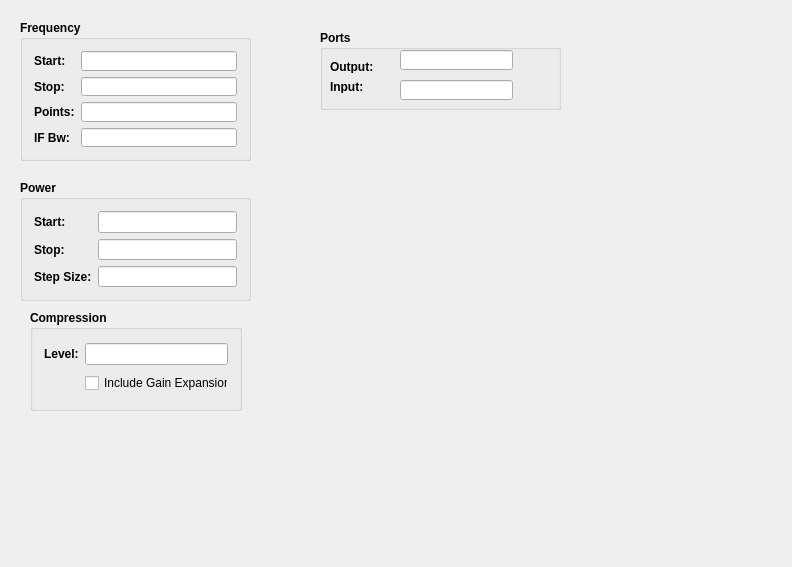
Terrabits/PACompressionTest, file Application/mainwindow.ui: the form before one commit.
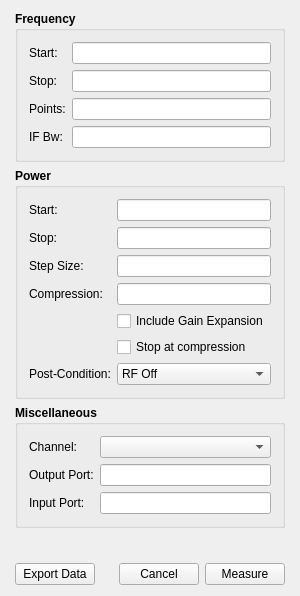
The form after the commit. Icons and pictures are not drawn. Custom widgets are drawn as their Qt base class.

Patch:
```diff
--- a/Application/mainwindow.ui
+++ b/Application/mainwindow.ui
@@ -2,12 +2,15 @@
 <ui version="4.0">
  <class>MainWindow</class>
  <widget class="QMainWindow" name="MainWindow">
+  <property name="enabled">
+   <bool>true</bool>
+  </property>
   <property name="geometry">
    <rect>
     <x>0</x>
     <y>0</y>
-    <width>792</width>
-    <height>567</height>
+    <width>300</width>
+    <height>517</height>
    </rect>
   </property>
   <property name="windowTitle">
@@ -19,15 +22,33 @@
     <normalon>:/new/icon_resource/RS.ico</normalon>:/new/icon_resource/RS.ico</iconset>
   </property>
   <widget class="QWidget" name="centralWidget">
+   <layout class="QVBoxLayout" name="verticalLayout">
+    <property name="leftMargin">
+     <number>15</number>
+    </property>
+    <property name="rightMargin">
+     <number>15</number>
+    </property>
+    <item>
+     <widget class="QWidget" name="settings" native="true">
+      <layout class="QVBoxLayout" name="verticalLayout_2" stretch="0,0,0">
+       <property name="spacing">
+        <number>6</number>
+       </property>
+       <property name="leftMargin">
+        <number>0</number>
+       </property>
+       <property name="topMargin">
+        <number>0</number>
+       </property>
+       <property name="rightMargin">
+        <number>0</number>
+       </property>
+       <property name="bottomMargin">
+        <number>0</number>
+       </property>
+       <item>
    <widget class="QGroupBox" name="frequencyGroup">
-    <property name="geometry">
-     <rect>
-      <x>20</x>
-      <y>20</y>
-      <width>231</width>
-      <height>141</height>
-     </rect>
-    </property>
     <property name="font">
      <font>
       <weight>75</weight>
@@ -37,9 +58,18 @@
     <property name="title">
      <string>Frequency</string>
     </property>
+         <property name="flat">
+          <bool>false</bool>
+         </property>
     <layout class="QGridLayout" name="gridLayout">
      <item row="0" column="0">
       <widget class="QLabel" name="startFrequencyLabel">
+            <property name="font">
+             <font>
+              <weight>50</weight>
+              <bold>false</bold>
+             </font>
+            </property>
        <property name="text">
         <string>Start:</string>
        </property>
@@ -47,6 +77,12 @@
      </item>
      <item row="3" column="0">
       <widget class="QLabel" name="ifBwLabel">
+            <property name="font">
+             <font>
+              <weight>50</weight>
+              <bold>false</bold>
+             </font>
+            </property>
        <property name="text">
         <string>IF Bw:</string>
        </property>
@@ -54,6 +90,12 @@
      </item>
      <item row="1" column="0">
       <widget class="QLabel" name="stopFrequencyLabel">
+            <property name="font">
+             <font>
+              <weight>50</weight>
+              <bold>false</bold>
+             </font>
+            </property>
        <property name="text">
         <string>Stop:</string>
        </property>
@@ -61,6 +103,12 @@
      </item>
      <item row="2" column="0">
       <widget class="QLabel" name="frequencyPointsLabel">
+            <property name="font">
+             <font>
+              <weight>50</weight>
+              <bold>false</bold>
+             </font>
+            </property>
        <property name="text">
         <string>Points:</string>
        </property>
@@ -111,25 +159,9 @@
      </item>
     </layout>
    </widget>
-   <widget class="RsaToolbox::ErrorLabel" name="error" native="true">
-    <property name="geometry">
-     <rect>
-      <x>20</x>
-      <y>470</y>
-      <width>761</width>
-      <height>80</height>
-     </rect>
-    </property>
-   </widget>
+       </item>
+       <item>
    <widget class="QGroupBox" name="powerGroup">
-    <property name="geometry">
-     <rect>
-      <x>20</x>
-      <y>180</y>
-      <width>231</width>
-      <height>121</height>
-     </rect>
-    </property>
     <property name="font">
      <font>
       <weight>75</weight>
@@ -140,23 +172,6 @@
      <string>Power</string>
     </property>
     <layout class="QGridLayout" name="gridLayout_2">
-     <item row="0" column="1">
-      <widget class="RsaToolbox::PowerEdit" name="startPower">
-       <property name="font">
-        <font>
-         <weight>50</weight>
-         <bold>false</bold>
-        </font>
-       </property>
-      </widget>
-     </item>
-     <item row="1" column="0">
-      <widget class="QLabel" name="stopPowerLabel">
-       <property name="text">
-        <string>Stop:</string>
-       </property>
-      </widget>
-     </item>
      <item row="1" column="1">
       <widget class="RsaToolbox::PowerEdit" name="stopPower">
        <property name="font">
@@ -167,15 +182,50 @@
        </property>
       </widget>
      </item>
+          <item row="1" column="0">
+           <widget class="QLabel" name="stopPowerLabel">
+            <property name="font">
+             <font>
+              <weight>50</weight>
+              <bold>false</bold>
+             </font>
+            </property>
+            <property name="text">
+             <string>Stop:</string>
+            </property>
+           </widget>
+          </item>
      <item row="2" column="0">
       <widget class="QLabel" name="powerStepSizeLabel">
+            <property name="font">
+             <font>
+              <weight>50</weight>
+              <bold>false</bold>
+             </font>
+            </property>
        <property name="text">
         <string>Step Size:</string>
        </property>
       </widget>
      </item>
+          <item row="0" column="1">
+           <widget class="RsaToolbox::PowerEdit" name="startPower">
+            <property name="font">
+             <font>
+              <weight>50</weight>
+              <bold>false</bold>
+             </font>
+            </property>
+           </widget>
+          </item>
      <item row="0" column="0">
       <widget class="QLabel" name="startPowerLabel">
+            <property name="font">
+             <font>
+              <weight>50</weight>
+              <bold>false</bold>
+             </font>
+            </property>
        <property name="text">
         <string>Start:</string>
        </property>
@@ -191,45 +241,7 @@
        </property>
       </widget>
      </item>
-    </layout>
-   </widget>
-   <widget class="QGroupBox" name="compressionGroup">
-    <property name="geometry">
-     <rect>
-      <x>30</x>
-      <y>310</y>
-      <width>212</width>
-      <height>101</height>
-     </rect>
-    </property>
-    <property name="font">
-     <font>
-      <weight>75</weight>
-      <bold>true</bold>
-     </font>
-    </property>
-    <property name="title">
-     <string>Compression</string>
-    </property>
-    <layout class="QGridLayout" name="gridLayout_3">
-     <item row="0" column="0">
-      <widget class="QLabel" name="compressionLevelLabel">
-       <property name="text">
-        <string>Level:</string>
-       </property>
-      </widget>
-     </item>
-     <item row="0" column="1">
-      <widget class="RsaToolbox::DecibelEdit" name="compressionLevel">
-       <property name="font">
-        <font>
-         <weight>50</weight>
-         <bold>false</bold>
-        </font>
-       </property>
-      </widget>
-     </item>
-     <item row="1" column="1">
+          <item row="4" column="1">
       <widget class="QCheckBox" name="gainExpansion">
        <property name="font">
         <font>
@@ -242,17 +254,83 @@
        </property>
       </widget>
      </item>
-    </layout>
-   </widget>
+          <item row="3" column="0">
+           <widget class="QLabel" name="compressionLevelLabel">
+            <property name="font">
+             <font>
+              <weight>50</weight>
+              <bold>false</bold>
+             </font>
+            </property>
+            <property name="text">
+             <string>Compression:</string>
+            </property>
+           </widget>
+          </item>
+          <item row="6" column="0">
+           <widget class="QLabel" name="postConditionLabel">
+            <property name="font">
+             <font>
+              <weight>50</weight>
+              <bold>false</bold>
+             </font>
+            </property>
+            <property name="text">
+             <string>Post-Condition:</string>
+            </property>
+           </widget>
+          </item>
+          <item row="3" column="1">
+           <widget class="RsaToolbox::DecibelEdit" name="compressionLevel">
+            <property name="font">
+             <font>
+              <weight>50</weight>
+              <bold>false</bold>
+             </font>
+            </property>
+           </widget>
+          </item>
+          <item row="6" column="1">
+           <widget class="QComboBox" name="postCondition">
+            <property name="font">
+             <font>
+              <weight>50</weight>
+              <bold>false</bold>
+             </font>
+            </property>
+            <property name="currentIndex">
+             <number>0</number>
+            </property>
+            <item>
+             <property name="text">
+              <string>RF Off</string>
+             </property>
+            </item>
+            <item>
+             <property name="text">
+              <string>Minimum Power</string>
+             </property>
+            </item>
+           </widget>
+          </item>
+          <item row="5" column="1">
+           <widget class="QCheckBox" name="stopAtCompression">
+            <property name="font">
+             <font>
+              <weight>50</weight>
+              <bold>false</bold>
+             </font>
+            </property>
+            <property name="text">
+             <string>Stop at compression</string>
+            </property>
+           </widget>
+          </item>
+         </layout>
+        </widget>
+       </item>
+       <item>
    <widget class="QGroupBox" name="portsGroup">
-    <property name="geometry">
-     <rect>
-      <x>320</x>
-      <y>30</y>
-      <width>241</width>
-      <height>80</height>
-     </rect>
-    </property>
     <property name="font">
      <font>
       <weight>75</weight>
@@ -260,67 +338,160 @@
      </font>
     </property>
     <property name="title">
-     <string>Ports</string>
-    </property>
-    <widget class="QLabel" name="inputPortLabel">
-     <property name="geometry">
-      <rect>
-       <x>10</x>
-       <y>50</y>
-       <width>47</width>
-       <height>13</height>
-      </rect>
-     </property>
-     <property name="text">
-      <string>Input:</string>
-     </property>
-    </widget>
+          <string>Miscellaneous</string>
+         </property>
+         <layout class="QGridLayout" name="gridLayout_5">
+          <item row="1" column="0">
     <widget class="QLabel" name="outputPortLabel">
-     <property name="geometry">
-      <rect>
-       <x>10</x>
-       <y>30</y>
-       <width>47</width>
-       <height>13</height>
-      </rect>
+            <property name="font">
+             <font>
+              <weight>50</weight>
+              <bold>false</bold>
+             </font>
      </property>
      <property name="text">
-      <string>Output:</string>
-     </property>
-    </widget>
-    <widget class="QLineEdit" name="outputPort">
-     <property name="geometry">
-      <rect>
-       <x>80</x>
-       <y>20</y>
-       <width>113</width>
-       <height>20</height>
-      </rect>
-     </property>
+             <string>Output Port:</string>
+            </property>
+           </widget>
+          </item>
+          <item row="1" column="1">
+           <widget class="RsaToolbox::PointsEdit" name="outputPort">
+            <property name="font">
+             <font>
+              <weight>50</weight>
+              <bold>false</bold>
+             </font>
+            </property>
+           </widget>
+          </item>
+          <item row="2" column="0">
+           <widget class="QLabel" name="inputPortLabel">
      <property name="font">
       <font>
        <weight>50</weight>
        <bold>false</bold>
       </font>
      </property>
-    </widget>
-    <widget class="QLineEdit" name="inputPort">
-     <property name="geometry">
-      <rect>
-       <x>80</x>
-       <y>50</y>
-       <width>113</width>
-       <height>20</height>
-      </rect>
-     </property>
+            <property name="text">
+             <string>Input Port:</string>
+            </property>
+           </widget>
+          </item>
+          <item row="2" column="1">
+           <widget class="RsaToolbox::PointsEdit" name="inputPort">
+            <property name="font">
+             <font>
+              <weight>50</weight>
+              <bold>false</bold>
+             </font>
+            </property>
+           </widget>
+          </item>
+          <item row="0" column="0">
+           <widget class="QLabel" name="channelLabel">
      <property name="font">
       <font>
        <weight>50</weight>
        <bold>false</bold>
       </font>
      </property>
-    </widget>
-   </widget>
+            <property name="text">
+             <string>Channel:</string>
+            </property>
+           </widget>
+          </item>
+          <item row="0" column="1">
+           <widget class="QComboBox" name="channel">
+            <property name="font">
+             <font>
+              <weight>50</weight>
+              <bold>false</bold>
+             </font>
+            </property>
+           </widget>
+          </item>
+         </layout>
+        </widget>
+       </item>
+      </layout>
+     </widget>
+    </item>
+    <item>
+     <widget class="RsaToolbox::ErrorLabel" name="error" native="true">
+      <property name="minimumSize">
+       <size>
+        <width>0</width>
+        <height>23</height>
+       </size>
+      </property>
+     </widget>
+    </item>
+    <item>
+     <spacer name="verticalSpacer_3">
+      <property name="orientation">
+       <enum>Qt::Vertical</enum>
+      </property>
+      <property name="sizeHint" stdset="0">
+       <size>
+        <width>20</width>
+        <height>79</height>
+       </size>
+      </property>
+     </spacer>
+    </item>
+    <item>
+     <widget class="QWidget" name="buttons" native="true">
+      <layout class="QHBoxLayout" name="horizontalLayout_2">
+       <property name="leftMargin">
+        <number>0</number>
+       </property>
+       <property name="topMargin">
+        <number>0</number>
+       </property>
+       <property name="rightMargin">
+        <number>0</number>
+       </property>
+       <property name="bottomMargin">
+        <number>0</number>
+       </property>
+       <item>
+        <widget class="QPushButton" name="exportData">
+         <property name="text">
+          <string>Export Data</string>
+         </property>
+        </widget>
+       </item>
+       <item>
+        <spacer name="horizontalSpacer">
+         <property name="orientation">
+          <enum>Qt::Horizontal</enum>
+         </property>
+         <property name="sizeHint" stdset="0">
+          <size>
+           <width>40</width>
+           <height>20</height>
+          </size>
+         </property>
+        </spacer>
+       </item>
+       <item>
+        <widget class="QPushButton" name="cancel">
+         <property name="text">
+          <string>Cancel</string>
+         </property>
+        </widget>
+       </item>
+       <item>
+        <widget class="QPushButton" name="measure">
+         <property name="text">
+          <string>Measure</string>
+         </property>
+        </widget>
+       </item>
+      </layout>
+     </widget>
+    </item>
+   </layout>
   </widget>
  </widget>
  <layoutdefault spacing="6" margin="11"/>
```
Left out of the diff: 13 changed lines with no effect on the pictures. Lines whose indentation alone changed are shown as unchanged.
